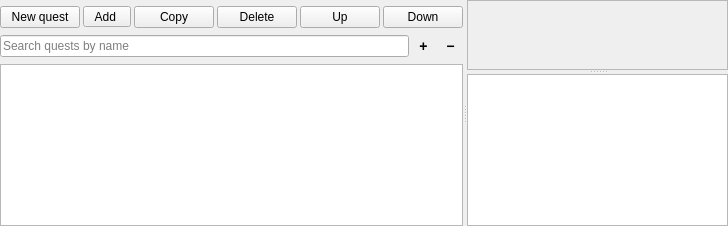
Qt form src_new/ui/designer/quest_outline.ui (ThePi1/SPT-Trader-Builder) before a commit.
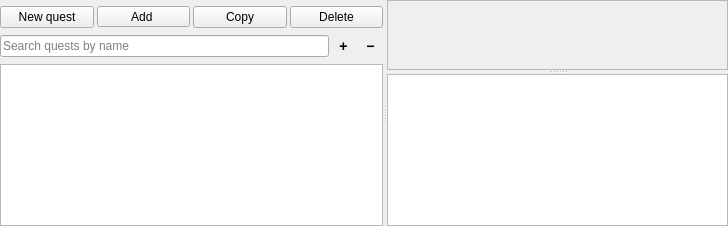
The same form after that commit.

Commit message:
Remove the Up and Down buttons from the Quests tab
Quest order doesn't matter, so the buttons are gone: the button row is New
quest, Add, Copy and Delete, sharing the width equally. The code that moved
items up and down (move_selected, and the move helper in core/documents) is
removed with them, and the tests that used it. Moving a task or reward to
another timing (Start, Finish, Fail) is unchanged.

Diff of the .ui file:
```diff
--- a/src_new/ui/designer/quest_outline.ui
+++ b/src_new/ui/designer/quest_outline.ui
@@ -43,7 +43,7 @@
         <number>0</number>
        </property>
        <item>
-        <layout class="QHBoxLayout" name="tools" stretch="1,1,1,1,1,1">
+        <layout class="QHBoxLayout" name="tools" stretch="1,1,1,1">
          <property name="spacing">
           <number>3</number>
          </property>
@@ -87,20 +87,6 @@
            </property>
           </widget>
          </item>
-         <item>
-          <widget class="QPushButton" name="up_button">
-           <property name="text">
-            <string>Up</string>
-           </property>
-          </widget>
-         </item>
-         <item>
-          <widget class="QPushButton" name="down_button">
-           <property name="text">
-            <string>Down</string>
-           </property>
-          </widget>
-         </item>
         </layout>
        </item>
        <item>
```
The commit also changes 7 other files.
